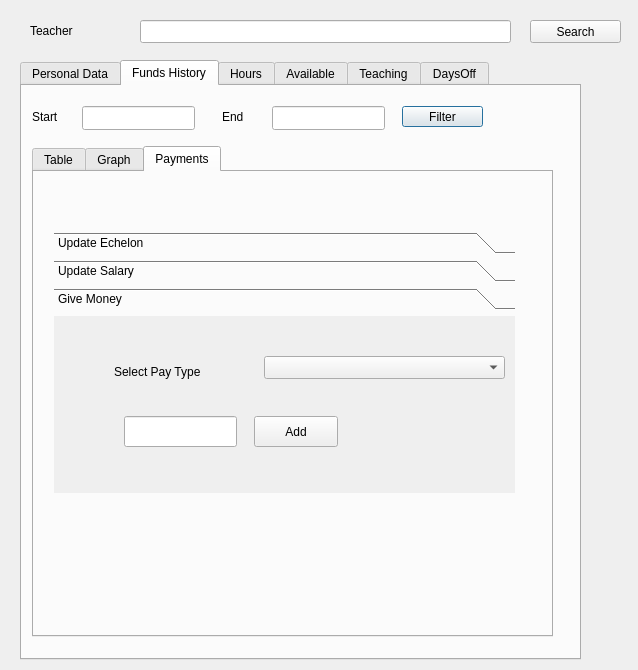
Old version of the form Teacher/viewteacherdialog.ui in the repository MrRisoni/Gauss.
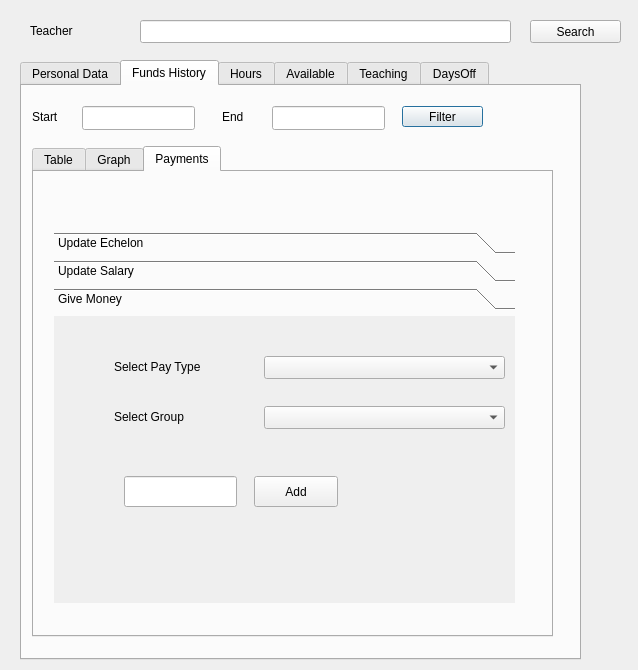
New version of the form. The open tabs and pages were chosen to show the change.

What changed in the file:
```diff
--- a/Teacher/viewteacherdialog.ui
+++ b/Teacher/viewteacherdialog.ui
@@ -699,7 +699,7 @@
          <x>20</x>
          <y>60</y>
          <width>461</width>
-         <height>261</height>
+         <height>371</height>
         </rect>
        </property>
        <property name="currentIndex">
@@ -789,7 +789,7 @@
           <x>0</x>
           <y>0</y>
           <width>461</width>
-          <height>174</height>
+          <height>284</height>
          </rect>
         </property>
         <attribute name="label">
@@ -799,7 +799,7 @@
          <property name="geometry">
           <rect>
            <x>70</x>
-           <y>100</y>
+           <y>160</y>
            <width>113</width>
            <height>31</height>
           </rect>
@@ -809,7 +809,7 @@
          <property name="geometry">
           <rect>
            <x>200</x>
-           <y>100</y>
+           <y>160</y>
            <width>84</width>
            <height>31</height>
           </rect>
@@ -835,15 +835,38 @@
          <property name="geometry">
           <rect>
            <x>60</x>
-           <y>40</y>
+           <y>30</y>
            <width>131</width>
-           <height>31</height>
+           <height>41</height>
           </rect>
          </property>
          <property name="text">
           <string>Select Pay Type</string>
          </property>
         </widget>
+        <widget class="QComboBox" name="comboPayForGroup">
+         <property name="geometry">
+          <rect>
+           <x>210</x>
+           <y>90</y>
+           <width>241</width>
+           <height>23</height>
+          </rect>
+         </property>
+        </widget>
+        <widget class="QLabel" name="label_17">
+         <property name="geometry">
+          <rect>
+           <x>60</x>
+           <y>80</y>
+           <width>131</width>
+           <height>41</height>
+          </rect>
+         </property>
+         <property name="text">
+          <string>Select Group</string>
+         </property>
+        </widget>
        </widget>
       </widget>
      </widget>
```
Left out of the diff: 10 changed lines with no effect on the pictures.
